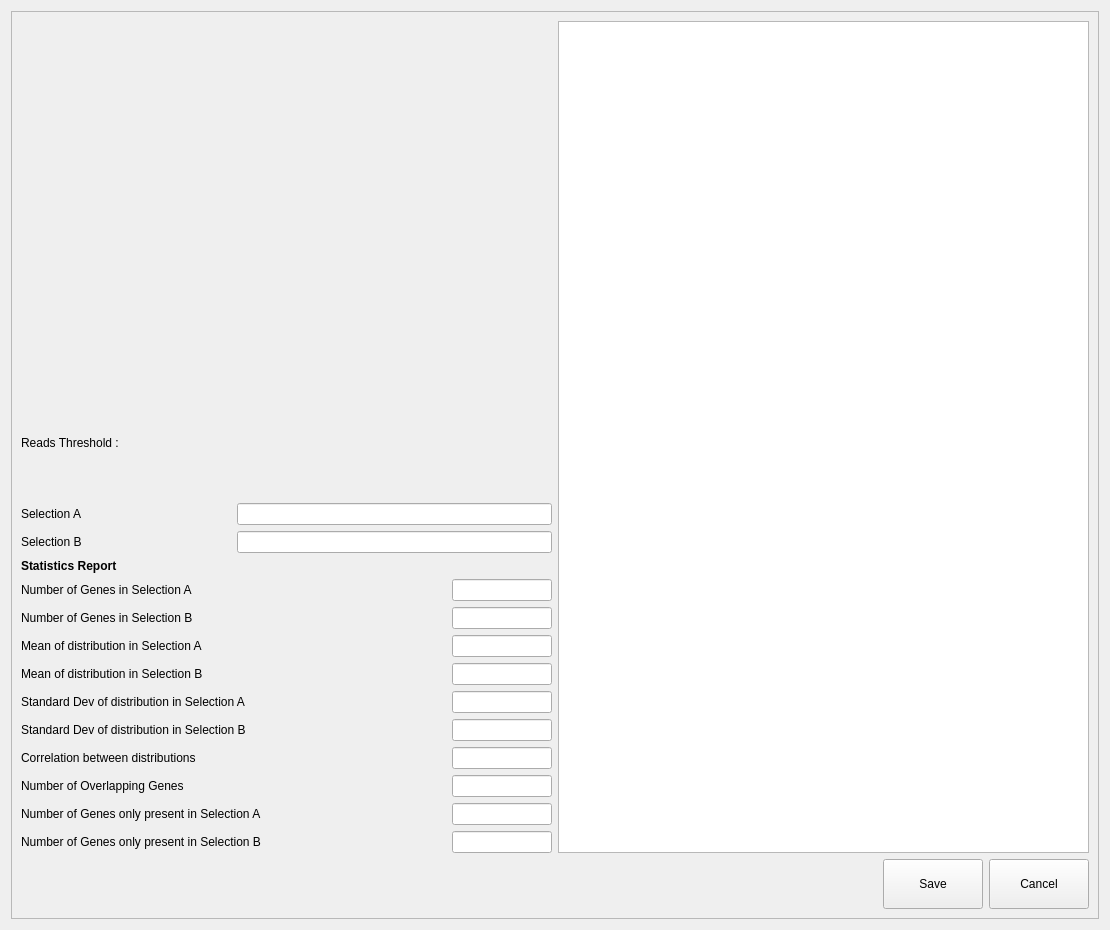
jfnavarro/st_viewer, file assets/ui/ddaWidget.ui: the form before one commit.
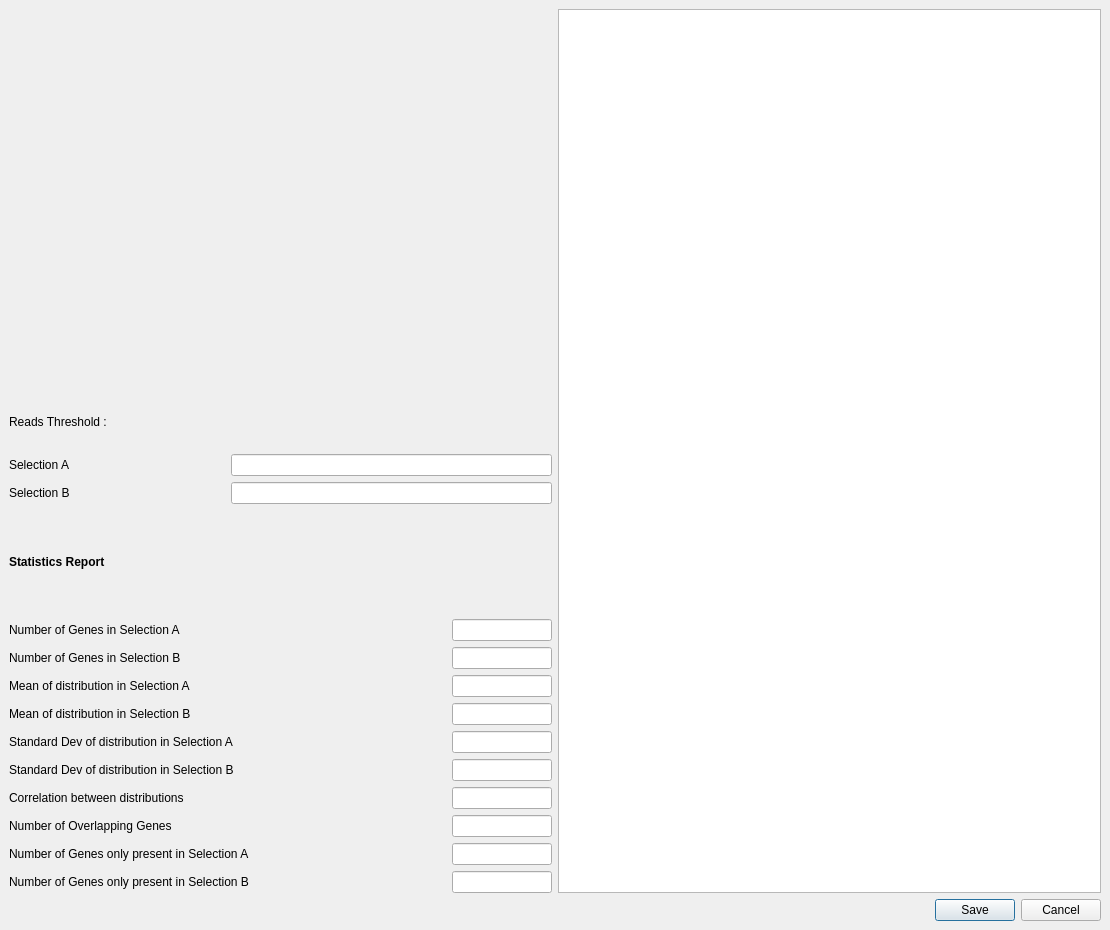
The form after the commit. Icons and pictures are not drawn. Custom widgets are drawn as their Qt base class.

What changed in the file:
```diff
--- a/assets/ui/ddaWidget.ui
+++ b/assets/ui/ddaWidget.ui
@@ -16,9 +16,27 @@
   <property name="windowTitle">
    <string>Differential Expression Analysis</string>
   </property>
-  <layout class="QVBoxLayout" name="verticalLayout_2">
+  <layout class="QVBoxLayout" name="verticalLayout_4">
+   <property name="leftMargin">
+    <number>0</number>
+   </property>
+   <property name="topMargin">
+    <number>0</number>
+   </property>
+   <property name="rightMargin">
+    <number>0</number>
+   </property>
+   <property name="bottomMargin">
+    <number>0</number>
+   </property>
    <item>
     <widget class="QScrollArea" name="scrollArea">
+     <property name="frameShape">
+      <enum>QFrame::NoFrame</enum>
+     </property>
+     <property name="frameShadow">
+      <enum>QFrame::Sunken</enum>
+     </property>
      <property name="widgetResizable">
       <bool>true</bool>
      </property>
@@ -27,14 +45,16 @@
        <rect>
         <x>0</x>
         <y>0</y>
-        <width>1069</width>
-        <height>922</height>
+        <width>1110</width>
+        <height>930</height>
        </rect>
       </property>
-      <layout class="QVBoxLayout" name="verticalLayout_3">
+      <layout class="QVBoxLayout" name="verticalLayout_2">
        <item>
         <layout class="QHBoxLayout" name="horizontalLayout">
          <item>
+          <layout class="QVBoxLayout" name="verticalLayout_3">
+           <item>
           <layout class="QVBoxLayout" name="verticalLayout">
            <item>
             <widget class="QWidget" name="plotWidget" native="true">
@@ -44,12 +64,6 @@
                <height>400</height>
               </size>
              </property>
-             <property name="maximumSize">
-              <size>
-               <width>500</width>
-               <height>400</height>
-              </size>
-             </property>
             </widget>
            </item>
            <item>
@@ -62,6 +76,8 @@
            <item>
             <widget class="SpinBoxSlider" name="tpmThreshold" native="true"/>
            </item>
+            </layout>
+           </item>
            <item>
             <layout class="QGridLayout" name="gridLayout">
              <item row="1" column="0">
@@ -353,12 +369,18 @@
            <property name="editTriggers">
             <set>QAbstractItemView::NoEditTriggers</set>
            </property>
+           <property name="alternatingRowColors">
+            <bool>true</bool>
+           </property>
            <property name="selectionMode">
             <enum>QAbstractItemView::NoSelection</enum>
            </property>
            <property name="selectionBehavior">
             <enum>QAbstractItemView::SelectRows</enum>
            </property>
+           <property name="sortingEnabled">
+            <bool>true</bool>
+           </property>
            <attribute name="horizontalHeaderShowSortIndicator" stdset="0">
             <bool>true</bool>
            </attribute>
@@ -372,73 +394,9 @@
        <item>
         <layout class="QHBoxLayout" name="horizontalLayout_2">
          <item>
-          <spacer name="horizontalSpacer">
-           <property name="orientation">
-            <enum>Qt::Horizontal</enum>
-           </property>
-           <property name="sizeHint" stdset="0">
-            <size>
-             <width>40</width>
-             <height>20</height>
-            </size>
-           </property>
-          </spacer>
-         </item>
-         <item>
-          <widget class="QPushButton" name="saveButton">
-           <property name="minimumSize">
-            <size>
-             <width>100</width>
-             <height>50</height>
-            </size>
-           </property>
-           <property name="maximumSize">
-            <size>
-             <width>100</width>
-             <height>50</height>
-            </size>
-           </property>
-           <property name="toolTip">
-            <string>Save the DEA to a file</string>
-           </property>
-           <property name="statusTip">
-            <string>Save the DEA to a file</string>
-           </property>
-           <property name="text">
-            <string>Save</string>
-           </property>
-           <property name="icon">
-            <iconset resource="../../../st_client-build/application.qrc">
-             <normaloff>:/images/filesave.png</normaloff>:/images/filesave.png</iconset>
-           </property>
-          </widget>
-         </item>
-         <item>
-          <widget class="QPushButton" name="cancelButton">
-           <property name="minimumSize">
-            <size>
-             <width>100</width>
-             <height>50</height>
-            </size>
-           </property>
-           <property name="maximumSize">
-            <size>
-             <width>100</width>
-             <height>50</height>
-            </size>
-           </property>
-           <property name="toolTip">
-            <string>Close the DEA</string>
-           </property>
-           <property name="statusTip">
-            <string>Close the DEA</string>
-           </property>
-           <property name="text">
-            <string>Cancel</string>
-           </property>
-           <property name="icon">
-            <iconset resource="../../../st_client-build/application.qrc">
-             <normaloff>:/images/abort.png</normaloff>:/images/abort.png</iconset>
+          <widget class="QDialogButtonBox" name="buttonBox">
+           <property name="standardButtons">
+            <set>QDialogButtonBox::Cancel|QDialogButtonBox::Save</set>
            </property>
           </widget>
          </item>
```
Left out of the diff: 6 changed lines with no effect on the pictures. Lines whose indentation alone changed are shown as unchanged.
